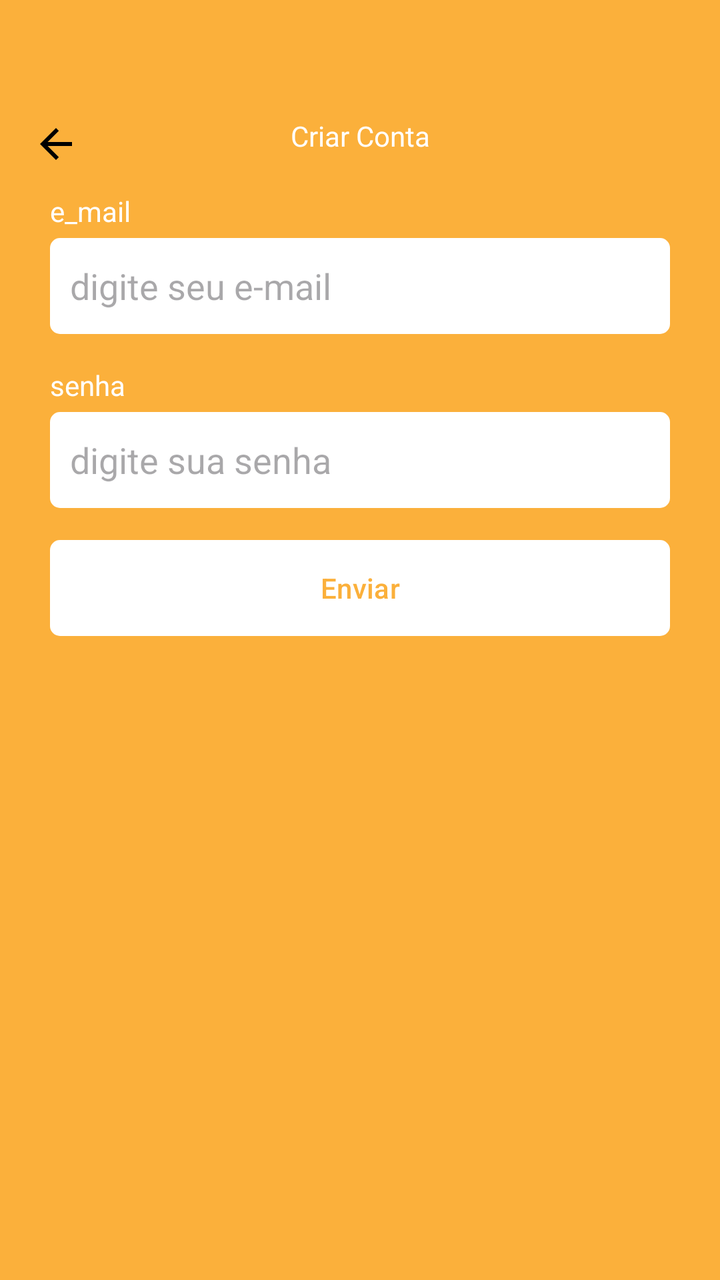
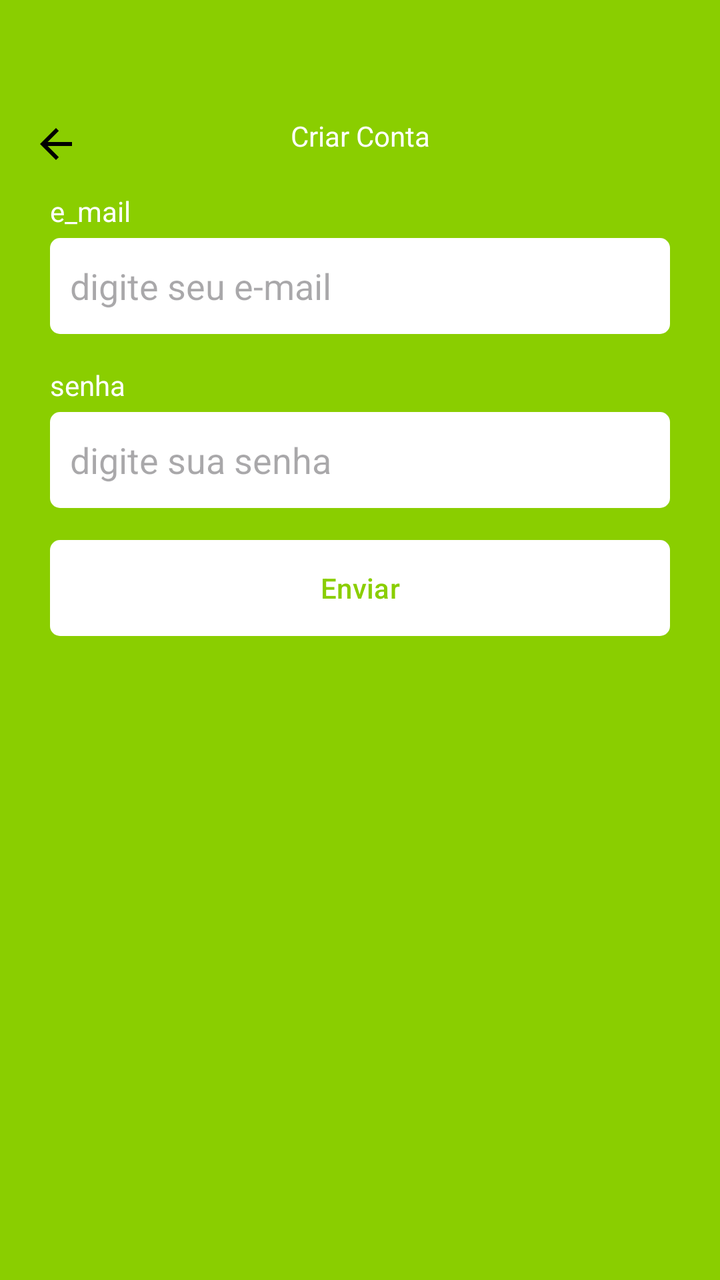

Compare the two renders of this Android layout. The source of the first and the diff that turns it into the second are given below.
<!-- AndroidManifest.xml: application theme Theme.Kanban -->
<!-- res/layout/fragment_register.xml -->
<?xml version="1.0" encoding="utf-8"?>
<ScrollView xmlns:android="http://schemas.android.com/apk/res/android"
    xmlns:tools="http://schemas.android.com/tools"
    android:layout_width="match_parent"
    android:layout_height="match_parent"
    xmlns:app="http://schemas.android.com/apk/res-auto"
    tools:context=".ui.auth.RegisterFragment"
    android:fillViewport="true">

    <LinearLayout
        android:layout_width="match_parent"
        android:layout_height="wrap_content"
        android:orientation="vertical"
        android:id="@+id/linearLayout1">

    <com.google.android.material.appbar.MaterialToolbar
            android:layout_width="match_parent"
            android:layout_height="wrap_content"
            app:navigationIcon="@drawable/baseline_arrow_back_24"
            android:paddingTop="40dp">


            <TextView
                android:layout_width="wrap_content"
                android:layout_height="wrap_content"
                android:text="Criar Conta"
                android:textColor="@color/white"
                android:layout_gravity="center_horizontal"/>
        </com.google.android.material.appbar.MaterialToolbar>




        <LinearLayout
            android:id="@+id/linearLayout2"
            android:layout_width="match_parent"
            android:layout_height="wrap_content"
            android:orientation="vertical"
            android:layout_marginHorizontal="25dp">


            <TextView
                android:layout_width="wrap_content"
                android:layout_height="wrap_content"
                android:text="e_mail"
                android:textColor="@color/white"/>


            <EditText
                android:layout_width="match_parent"
                android:layout_height="48dp"
                android:hint="digite seu e-mail"
                android:inputType="textEmailAddress"
                android:padding="10dp"
                android:layout_marginTop="4dp"
                android:background="@drawable/bg_edit_text"/>
            <TextView
                android:layout_width="wrap_content"
                android:layout_height="wrap_content"
                android:text="senha"
                android:textColor="@color/white"
                android:layout_marginTop="16dp"/>


            <EditText
                android:layout_width="match_parent"
                android:layout_height="48dp"
                android:inputType="textPassword"
                android:hint="digite sua senha"
                android:padding="10dp"
                android:layout_marginTop="4dp"
                android:background="@drawable/bg_edit_text"/>


            <com.google.android.material.button.MaterialButton
                android:layout_width="match_parent"
                android:layout_height="wrap_content"
                android:text="Enviar"
                android:textColor="@color/color_default"
                app:backgroundTint="@null"
                android:layout_marginTop="16dp"
                android:background="@drawable/bg_btn"/>

            <ProgressBar
                android:layout_width="wrap_content"
                android:layout_height="wrap_content"
                android:indeterminateTint="@color/white"
                android:layout_gravity="center"
                android:layout_marginTop="8dp"
                android:visibility="invisible"
                tools:visibility="visible"
                />
    </LinearLayout>
    </LinearLayout>
</ScrollView>
<!-- resources referenced by this layout -->
<resources>
  <color name="color_default">#fbb03b</color>
  <color name="white">#FFFFFFFF</color>
  <!-- drawable baseline_arrow_back_24 (drawable) -->
  <vector xmlns:android="http://schemas.android.com/apk/res/android" android:autoMirrored="true" android:height="24dp" android:tint="#000000" android:viewportHeight="24" android:viewportWidth="24" android:width="24dp">
        
      <path android:fillColor="@android:color/white" android:pathData="M20,11H7.83l5.59,-5.59L12,4l-8,8 8,8 1.41,-1.41L7.83,13H20v-2z"/>
      
  </vector>
  <!-- drawable bg_btn (drawable) -->
  <?xml version="1.0" encoding="utf-8"?>
  <shape xmlns:android="http://schemas.android.com/apk/res/android"
      android:shape="rectangle">
      <solid android:color="@color/white"/>
      <corners android:radius="5dp"/>
  </shape>
  <!-- drawable bg_edit_text (drawable) -->
  <?xml version="1.0" encoding="utf-8"?>
  <shape xmlns:android="http://schemas.android.com/apk/res/android"
      android:shape="rectangle">
  
      <solid android:color="@color/white"/>
      <corners android:radius="5dp"/>
  
  </shape>
  <style name="Theme.Kanban" parent="Base.Theme.Kanban" />
  <style name="Base.Theme.Kanban" parent="Theme.Material3.DayNight.NoActionBar">
          
          
          <item name="android:windowBackground">@color/color_default</item>
      </style>
</resources>

<!-- the commit's change to res/layout/fragment_register.xml (unified diff, before → after) -->
@@ -27,9 +27,6 @@
                 android:textColor="@color/white"
                 android:layout_gravity="center_horizontal"/>
         </com.google.android.material.appbar.MaterialToolbar>
-
-
-
 
         <LinearLayout
             android:id="@+id/linearLayout2"
<!-- resource entries referenced after the edit -->
@@ -1,6 +1,6 @@
 <!-- resources referenced by this layout -->
 <resources>
-  <color name="color_default">#fbb03b</color>
+  <color name="color_default">#8ACE00</color>
   <color name="white">#FFFFFFFF</color>
   <!-- drawable baseline_arrow_back_24 (drawable) -->
   <vector xmlns:android="http://schemas.android.com/apk/res/android" android:autoMirrored="true" android:height="24dp" android:tint="#000000" android:viewportHeight="24" android:viewportWidth="24" android:width="24dp">
@@ -28,6 +28,8 @@
   <style name="Base.Theme.Kanban" parent="Theme.Material3.DayNight.NoActionBar">
           
           
+          <item name="colorPrimary">@color/color_default</item>
+          <item name="colorPrimaryVariant">@color/color_default</item>
           <item name="android:windowBackground">@color/color_default</item>
       </style>
 </resources>
